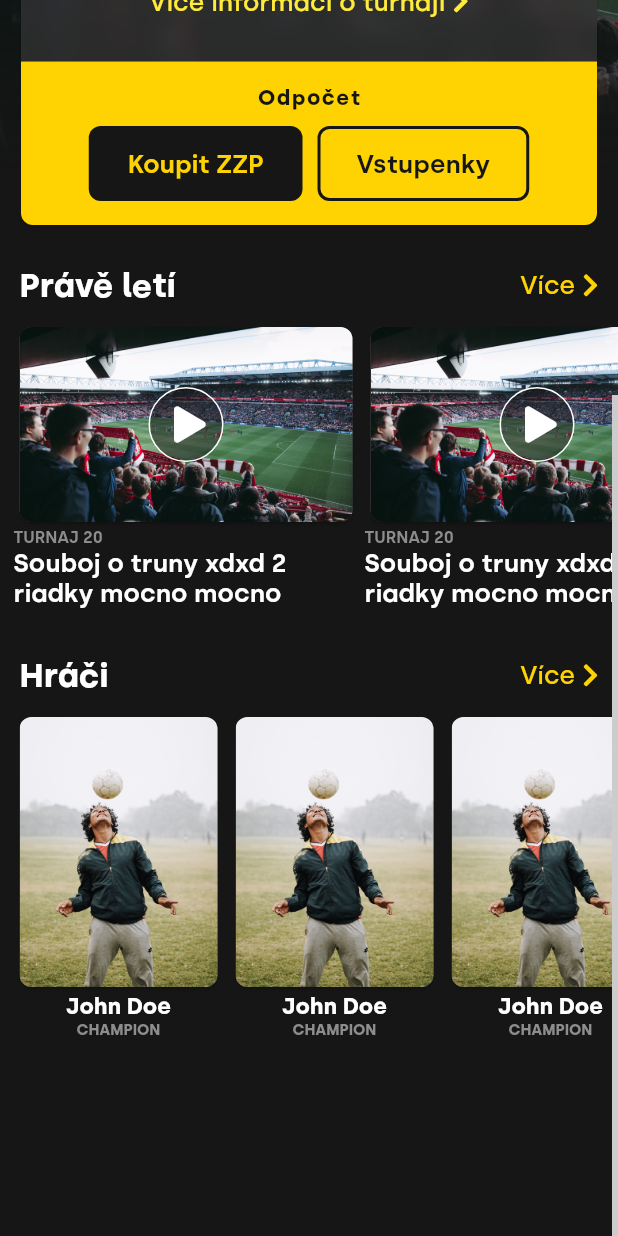
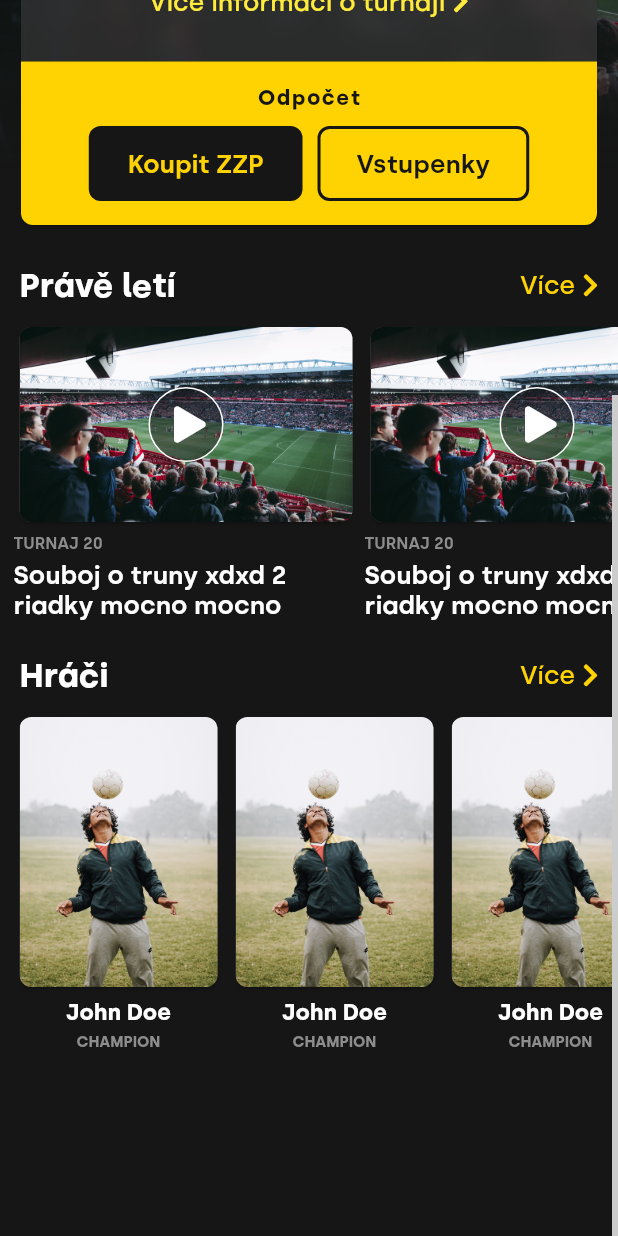
Before and after one commit to Plasmoxy/zwizu_zadanie, a Flutter app: the screen it shows after launch, scrolled down 387 dp, on a phone screen of 412 x 824 dp. Run offline on Flutter 3.47's test engine with Material 2 defaults, Android fonts, the phone set to English and light mode, and no system bars; our stand-ins replace font_awesome_flutter.

Commit message:
ui fixes

```diff
--- a/lib/components/PlayerSingleElement.dart
+++ b/lib/components/PlayerSingleElement.dart
@@ -29,6 +29,7 @@ class PlayerSingleElement extends StatelessWidget {
                 fit: BoxFit.cover,
               ),
             ),
+            SizedBox(height: 4),
             // name of the player
             Text(
               "John Doe",
@@ -38,6 +39,7 @@ class PlayerSingleElement extends StatelessWidget {
               ),
               softWrap: true,
             ),
+            SizedBox(height: 4),
             // player label
             Text(
               "Champion".toUpperCase(),
--- a/lib/components/VideoSingleElement.dart
+++ b/lib/components/VideoSingleElement.dart
@@ -63,6 +63,7 @@ class VideoSingleElement extends StatelessWidget {
                 ],
               ),
             ),
+            SizedBox(height: 4),
             // category
             Text(
               "TURNAJ 20".toUpperCase(),
@@ -72,6 +73,7 @@ class VideoSingleElement extends StatelessWidget {
                 color: AppTheme.grey50,
               ),
             ),
+            SizedBox(height: 4),
             // video title
             Text(
               "Souboj o truny xdxd 2 riadky mocno mocno",
--- a/lib/pages/sections/PlayerSection.dart
+++ b/lib/pages/sections/PlayerSection.dart
@@ -17,7 +17,7 @@ class PlayerSection extends StatelessWidget {
             child: ListView.builder(
               scrollDirection: Axis.horizontal,
               itemBuilder: (context, index) => PlayerSingleElement(onPressed: () => {}),
-              itemCount: 3,
+              itemCount: 10,
               padding: EdgeInsets.only(left: 7),
             ),
           ),
--- a/lib/pages/sections/VideoSection.dart
+++ b/lib/pages/sections/VideoSection.dart
@@ -17,7 +17,7 @@ class VideoSection extends StatelessWidget {
             child: ListView.builder(
               scrollDirection: Axis.horizontal,
               itemBuilder: (context, index) => VideoSingleElement(onPressed: () => {}),
-              itemCount: 3,
+              itemCount: 10,
               padding: EdgeInsets.only(left: 7),
             ),
           ),
```
Also changed, not shown: lib/components/DateCountdown.dart (added, +19 -0 lines).
